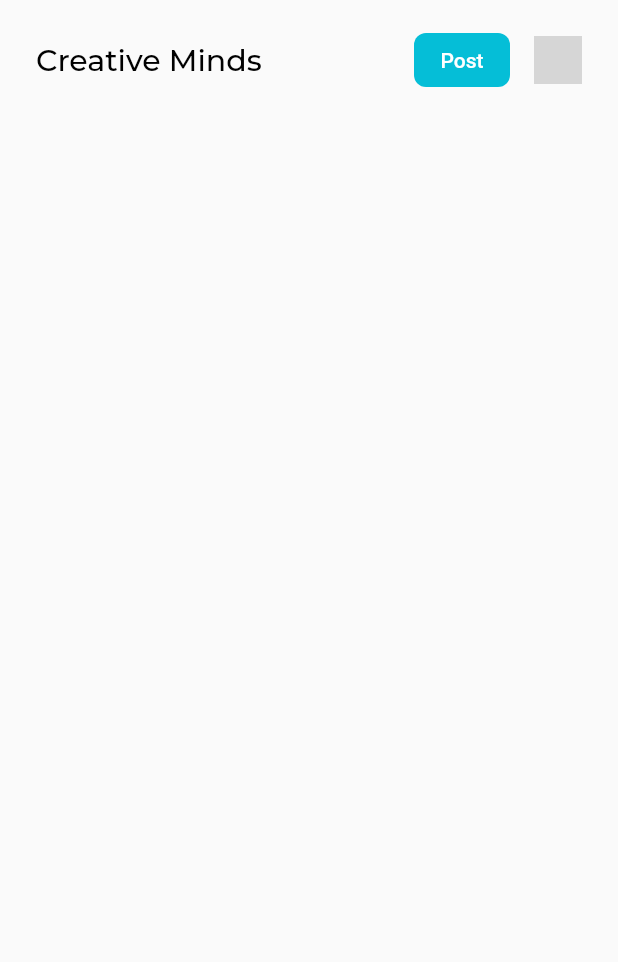
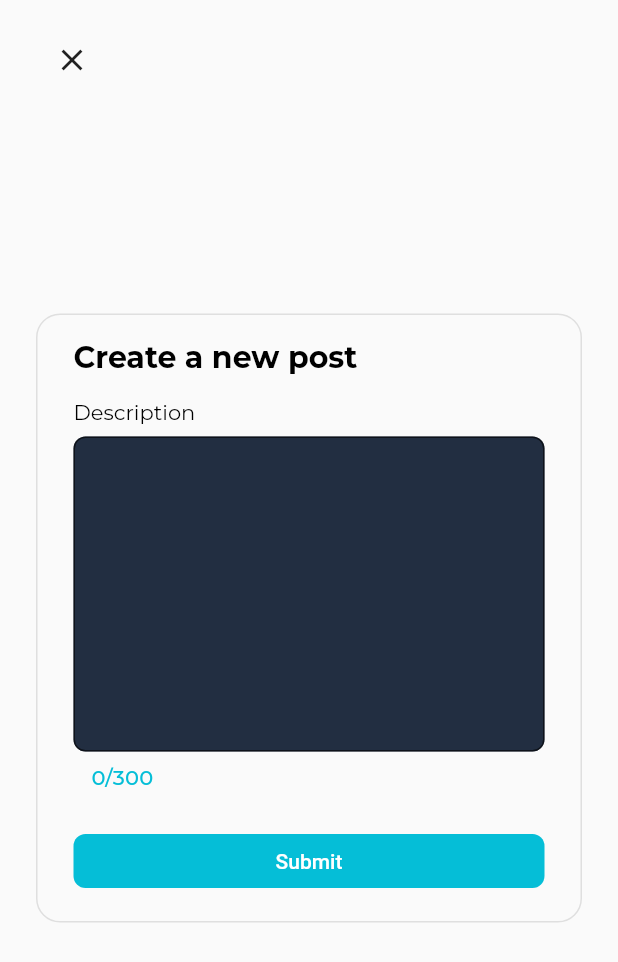
Before and after one commit to wojtekoziol/creative_minds, a Flutter app: the screen it shows once a user with an empty profile is signed in, after a tap on "Post", on a phone screen of 412 x 824 dp. Shown: the top 962 px of the screen. Run offline on Flutter 3.47's test engine with Material 2 defaults, Android fonts, the light colour scheme and no system bars; our stand-ins replace cloud_firestore, firebase_auth, firebase_core, flutter_hooks, flutter_riverpod, freezed_annotation and 2 more; accounts and stored records are empty; generated files the repository leaves out were written again; network calls fail; grey boxes are pictures that could not be loaded.

Commit message:
Add new post view

```diff
--- a/lib/app/app_router.dart
+++ b/lib/app/app_router.dart
@@ -1,5 +1,6 @@
 import 'package:creative_minds/view/login/login_view.dart';
 import 'package:creative_minds/view/navigation/navigation_view.dart';
+import 'package:creative_minds/view/new_post/new_post_view.dart';
 import 'package:flutter/material.dart';
 
 class AppRouter {
@@ -22,6 +23,21 @@ class AppRouter {
             );
           },
         );
+
+      case NewPostView.route:
+        return PageRouteBuilder(
+          pageBuilder: (_, __, ___) => const NewPostView(),
+          transitionsBuilder: (_, animation, __, child) {
+            final tween = Tween(
+              begin: const Offset(0, 1),
+              end: Offset.zero,
+            );
+            return SlideTransition(
+              position: animation.drive(tween),
+              child: child,
+            );
+          },
+        );
     }
 
     return MaterialPageRoute(builder: (_) => const NavigationView());
--- a/lib/config/theme/light_theme.dart
+++ b/lib/config/theme/light_theme.dart
@@ -10,9 +10,12 @@ final lightTheme = ThemeData.light().copyWith(
   ),
   textTheme: GoogleFonts.montserratTextTheme(const TextTheme(
     headline4: TextStyle(color: Colors.black),
-    headline6: TextStyle(color: Colors.black),
+    headline5: TextStyle(color: Colors.black),
+    headline6: TextStyle(color: Colors.black, fontWeight: FontWeight.bold),
     subtitle1: TextStyle(color: Colors.black, fontWeight: FontWeight.bold),
-    bodyText1: TextStyle(color: Colors.black),
+    subtitle2: TextStyle(color: kTeal),
+    bodyText1: TextStyle(color: Colors.white),
+    bodyText2: TextStyle(color: Colors.black),
   )),
   elevatedButtonTheme: ElevatedButtonThemeData(
     style: ElevatedButton.styleFrom(
--- a/lib/data/models/post.dart
+++ b/lib/data/models/post.dart
@@ -7,7 +7,6 @@ part 'post.g.dart';
 @freezed
 class Post with _$Post {
   const factory Post({
-    required String id,
     required String userID,
     required String text,
   }) = _Post;
@@ -18,7 +17,6 @@ class Post with _$Post {
 
   factory Post.empty() {
     return const Post(
-      id: '',
       userID: '',
       text: '',
     );
@@ -27,8 +25,6 @@ class Post with _$Post {
   factory Post.fromDocument(DocumentSnapshot<Map<String, dynamic>> doc) {
     final data = doc.data();
     if (data == null) return Post.empty();
-    return Post.fromJson(data).copyWith(id: doc.id);
+    return Post.fromJson(data);
   }
-
-  Map<String, dynamic> toDocument() => toJson()..remove(id);
 }
--- a/lib/data/repositories/firestore_repo.dart
+++ b/lib/data/repositories/firestore_repo.dart
@@ -39,7 +39,7 @@ class FirestoreRepo extends IDBRepo {
   @override
   Future<void> addPost(Post post) async {
     final collection = _ref.read(firebaseFirestoreProvider).collection('posts');
-    await collection.add(post.toDocument());
+    await collection.add(post.toJson());
   }
 
   @override
--- a/lib/view/login/login_view.dart
+++ b/lib/view/login/login_view.dart
@@ -1,6 +1,7 @@
 import 'package:creative_minds/config/insets.dart';
 import 'package:creative_minds/data/controllers/auth_controller.dart';
 import 'package:creative_minds/view/login/widgets/login_text_field.dart';
+import 'package:creative_minds/view/widgets/custom_snackbar.dart';
 import 'package:flutter/material.dart';
 import 'package:flutter_hooks/flutter_hooks.dart';
 import 'package:hooks_riverpod/hooks_riverpod.dart';
@@ -151,14 +152,9 @@ class _LoginButtons extends ConsumerWidget {
             if (isSignedUp) {
               Navigator.of(context).pop();
             } else {
-              ScaffoldMessenger.of(context).showSnackBar(
-                const SnackBar(
-                  content: Text(
-                    'Account already exists or password is too weak',
-                  ),
-                  margin: EdgeInsets.fromLTRB(Insets.s, 0, Insets.s, Insets.s),
-                ),
-              );
+              ScaffoldMessenger.of(context).showSnackBar(CustomSnackbar(
+                'Account already exists or password is too weak',
+              ));
             }
           },
           child: const Text('Sign up'),
@@ -174,12 +170,9 @@ class _LoginButtons extends ConsumerWidget {
             if (isSignedIn) {
               Navigator.of(context).pop();
             } else {
-              ScaffoldMessenger.of(context).showSnackBar(
-                const SnackBar(
-                  content: Text('Incorrect mail or password'),
-                  margin: EdgeInsets.fromLTRB(Insets.s, 0, Insets.s, Insets.s),
-                ),
-              );
+              ScaffoldMessenger.of(context).showSnackBar(CustomSnackbar(
+                'Incorrect mail or password',
+              ));
             }
           },
           child: const Text('Sign in'),
--- a/lib/view/login/widgets/login_text_field.dart
+++ b/lib/view/login/widgets/login_text_field.dart
@@ -22,7 +22,7 @@ class LoginTextField extends StatelessWidget {
       controller: controller,
       decoration: InputDecoration(
         border: OutlineInputBorder(
-          borderRadius: BorderRadius.circular(Insets.s),
+          borderRadius: BorderRadius.circular(Insets.xs),
         ),
         hintText: hintText,
       ),
--- a/lib/view/navigation/navigation_view.dart
+++ b/lib/view/navigation/navigation_view.dart
@@ -2,6 +2,7 @@ import 'package:creative_minds/config/constants.dart';
 import 'package:creative_minds/config/insets.dart';
 import 'package:creative_minds/data/controllers/auth_controller.dart';
 import 'package:creative_minds/view/login/login_view.dart';
+import 'package:creative_minds/view/new_post/new_post_view.dart';
 import 'package:creative_minds/view/posts/posts_view.dart';
 import 'package:flutter/material.dart';
 import 'package:flutter_riverpod/flutter_riverpod.dart';
@@ -45,7 +46,7 @@ class _AppBar extends StatelessWidget {
     return Row(
       mainAxisAlignment: MainAxisAlignment.spaceBetween,
       children: [
-        Text('Creative Minds', style: textTheme.headline6),
+        Text('Creative Minds', style: textTheme.headline5),
         Consumer(
           builder: (_, ref, __) {
             final user = ref.watch(authControllerProvider);
@@ -60,7 +61,9 @@ class _AppBar extends StatelessWidget {
             return Row(
               children: [
                 ElevatedButton(
-                  onPressed: () {},
+                  onPressed: () {
+                    Navigator.of(context).pushNamed(NewPostView.route);
+                  },
                   child: const Text('Post'),
                 ),
                 const SizedBox(width: Insets.s),
--- /dev/null
+++ b/lib/view/new_post/new_post_view.dart
@@ -0,0 +1,94 @@
+import 'package:creative_minds/config/insets.dart';
+import 'package:creative_minds/data/controllers/auth_controller.dart';
+import 'package:creative_minds/data/models/post.dart';
+import 'package:creative_minds/data/repositories/firestore_repo.dart';
+import 'package:creative_minds/view/new_post/widgets/post_text_field.dart';
+import 'package:creative_minds/view/widgets/custom_card.dart';
+import 'package:creative_minds/view/widgets/custom_snackbar.dart';
+import 'package:flutter/material.dart';
+import 'package:flutter_hooks/flutter_hooks.dart';
+import 'package:hooks_riverpod/hooks_riverpod.dart';
+
+class NewPostView extends HookConsumerWidget {
+  const NewPostView({super.key});
+
+  static const route = '/new_post';
+
+  @override
+  Widget build(BuildContext context, WidgetRef ref) {
+    final textTheme = Theme.of(context).textTheme;
+
+    final textController = useTextEditingController();
+
+    return Scaffold(
+      body: Padding(
+        padding: const EdgeInsets.symmetric(horizontal: Insets.m),
+        child: CustomScrollView(
+          slivers: [
+            SliverFillRemaining(
+              hasScrollBody: false,
+              child: Stack(
+                children: [
+                  Align(
+                    child: CustomCard(
+                      child: Column(
+                        mainAxisSize: MainAxisSize.min,
+                        crossAxisAlignment: CrossAxisAlignment.start,
+                        children: [
+                          Text('Create a new post', style: textTheme.headline6),
+                          const SizedBox(height: Insets.s),
+                          const Text('Description'),
+                          const SizedBox(height: Insets.xs),
+                          PostTextField(controller: textController),
+                          const SizedBox(height: Insets.m),
+                          Align(
+                            child: SizedBox(
+                              width: double.infinity,
+                              child: ElevatedButton(
+                                onPressed: () async {
+                                  final userID =
+                                      ref.read(authControllerProvider)?.uid;
+                                  if (userID == null) {
+                                    Navigator.of(context).pop();
+                                    ScaffoldMessenger.of(context).showSnackBar(
+                                      CustomSnackbar('User not found'),
+                                    );
+                                    return;
+                                  }
+                                  final firestoreRepo =
+                                      ref.read(firestoreRepoProvider);
+                                  await firestoreRepo.addPost(Post(
+                                    userID: userID,
+                                    text: textController.text,
+                                  ));
+                                  Navigator.of(context).pop();
+                                },
+                                child: const Text('Submit'),
+                              ),
+                            ),
+                          ),
+                        ],
+                      ),
+                    ),
+                  ),
+                  Align(
+                    alignment: Alignment.topLeft,
+                    child: SafeArea(
+                      child: Padding(
+                        padding: const EdgeInsets.only(top: Insets.s),
+                        child: IconButton(
+                          onPressed: Navigator.of(context).pop,
+                          icon: const Icon(Icons.close),
+                        ),
+                      ),
+                    ),
+                  ),
+                ],
+              ),
+            )
+          ],
+        ),
+      ),
+    );
+  }
+}
--- /dev/null
+++ b/lib/view/new_post/widgets/post_text_field.dart
@@ -0,0 +1,42 @@
+import 'package:creative_minds/config/insets.dart';
+import 'package:flutter/material.dart';
+
+class PostTextField extends StatelessWidget {
+  const PostTextField({
+    super.key,
+    required this.controller,
+  });
+
+  final TextEditingController controller;
+
+  @override
+  Widget build(BuildContext context) {
+    final theme = Theme.of(context);
+
+    return TextFormField(
+      keyboardType: TextInputType.multiline,
+      maxLines: 10,
+      minLines: 10,
+      maxLength: 300,
+      controller: controller,
+      buildCounter: (context,
+          {required currentLength, required isFocused, maxLength}) {
+        return Align(
+          alignment: Alignment.centerLeft,
+          child: Text(
+            '$currentLength/$maxLength',
+            style: theme.textTheme.subtitle2,
+          ),
+        );
+      },
+      decoration: InputDecoration(
+        filled: true,
+        fillColor: theme.colorScheme.secondary,
+        border: OutlineInputBorder(
+          borderRadius: BorderRadius.circular(Insets.xs),
+        ),
+      ),
+      style: theme.textTheme.bodyText1,
+    );
+  }
+}
--- a/lib/view/posts/posts_view.dart
+++ b/lib/view/posts/posts_view.dart
@@ -8,8 +8,6 @@ class PostsView extends StatelessWidget {
 
   @override
   Widget build(BuildContext context) {
-    final textTheme = Theme.of(context).textTheme;
-
     return Scaffold(
       body: Center(
         child: Consumer(
@@ -22,25 +20,16 @@ class PostsView extends StatelessWidget {
                 itemCount: posts.length,
                 itemBuilder: (_, index) {
                   if (posts.isEmpty) {
-                    return Text(
-                      'No posts yet.',
-                      style: textTheme.bodyText1,
-                    );
+                    return const Text('No posts yet.');
                   }
                   return PostCard(post: posts[index]);
                 },
               ),
               error: (_, __) => Column(
                 mainAxisSize: MainAxisSize.min,
-                children: [
-                  Text(
-                    'There was an error.',
-                    style: textTheme.bodyText1,
-                  ),
-                  Text(
-                    'Please refresh the page.',
-                    style: textTheme.bodyText1,
-                  ),
+                children: const [
+                  Text('There was an error.'),
+                  Text('Please refresh the page.'),
                 ],
               ),
             );
--- a/lib/view/posts/widgets/post_card.dart
+++ b/lib/view/posts/widgets/post_card.dart
@@ -3,6 +3,7 @@ import 'package:creative_minds/config/insets.dart';
 import 'package:creative_minds/data/models/post.dart';
 import 'package:creative_minds/data/models/user.dart';
 import 'package:creative_minds/data/repositories/firestore_repo.dart';
+import 'package:creative_minds/view/widgets/custom_card.dart';
 import 'package:flutter/material.dart';
 import 'package:flutter_riverpod/flutter_riverpod.dart';
 
@@ -17,19 +18,8 @@ class PostCard extends ConsumerWidget {
   @override
   Widget build(BuildContext context, WidgetRef ref) {
     final theme = Theme.of(context);
-    final screenWidth = MediaQuery.of(context).size.width;
 
-    return SizedBox(
-      width: screenWidth * 0.9,
-      child: Container(
-        decoration: BoxDecoration(
-          border: Border.all(color: theme.dividerColor),
-          borderRadius: BorderRadius.circular(Insets.s),
-        ),
-        padding: const EdgeInsets.symmetric(
-          horizontal: Insets.m,
-          vertical: Insets.s,
-        ),
+    return CustomCard(
       child: Column(
         mainAxisSize: MainAxisSize.min,
         crossAxisAlignment: CrossAxisAlignment.start,
@@ -62,9 +52,8 @@ class PostCard extends ConsumerWidget {
             },
           ),
           const SizedBox(height: Insets.l),
-            Text(post.text, style: theme.textTheme.bodyText1),
+          Text(post.text),
         ],
-        ),
       ),
     );
   }
--- /dev/null
+++ b/lib/view/widgets/custom_card.dart
@@ -0,0 +1,29 @@
+import 'package:creative_minds/config/insets.dart';
+import 'package:flutter/material.dart';
+
+class CustomCard extends StatelessWidget {
+  const CustomCard({super.key, required this.child});
+
+  final Widget child;
+
+  @override
+  Widget build(BuildContext context) {
+    final theme = Theme.of(context);
+    final screenWidth = MediaQuery.of(context).size.width;
+
+    return SizedBox(
+      width: screenWidth * 0.9,
+      child: Container(
+        decoration: BoxDecoration(
+          border: Border.all(color: theme.dividerColor),
+          borderRadius: BorderRadius.circular(Insets.s),
+        ),
+        padding: const EdgeInsets.symmetric(
+          horizontal: Insets.m,
+          vertical: Insets.s,
+        ),
+        child: child,
+      ),
+    );
+  }
+}
--- /dev/null
+++ b/lib/view/widgets/custom_snackbar.dart
@@ -0,0 +1,12 @@
+import 'package:creative_minds/config/insets.dart';
+import 'package:flutter/material.dart';
+import 'package:flutter/src/widgets/container.dart';
+import 'package:flutter/src/widgets/framework.dart';
+
+class CustomSnackbar extends SnackBar {
+  CustomSnackbar(String text, {super.key})
+      : super(
+          content: Text(text),
+          margin: const EdgeInsets.fromLTRB(Insets.s, 0, Insets.s, Insets.s),
+        );
+}
```
Lines whose indentation alone changed are shown as unchanged.
